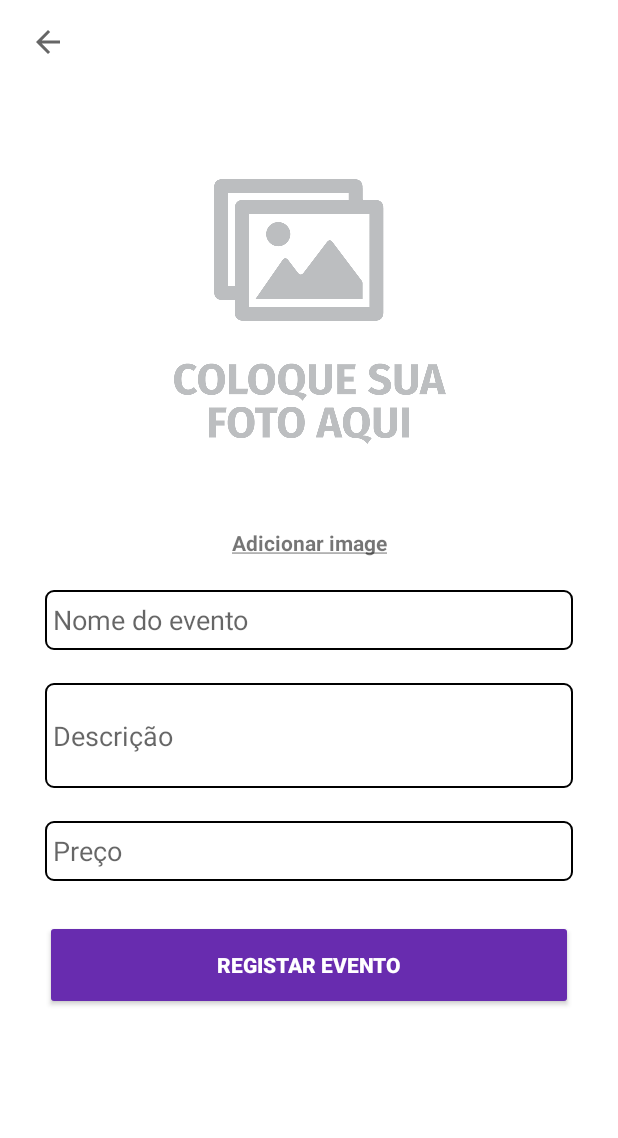
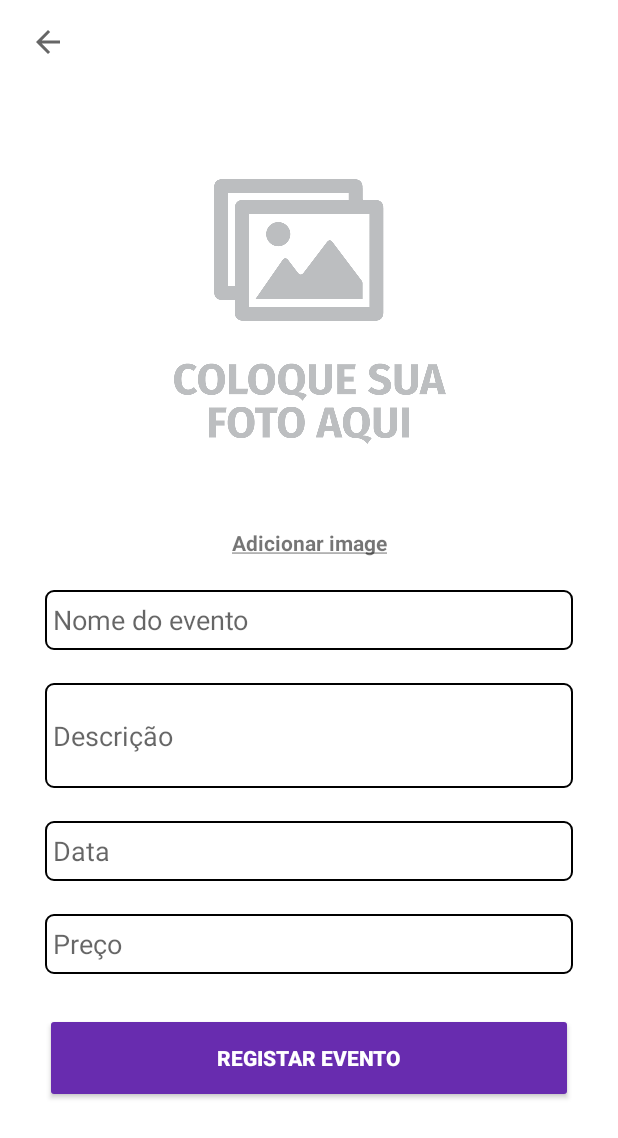
Before and after one commit to marcelodonato/desafioMblabs, an Android app: the screen it shows after launch once a user with an empty profile is signed in (RegisterEventActivity), after a tap on "Cadastre seu evento", on a phone screen of 412 x 824 dp. Shown: the top 1138 px of the screen. Run offline under Robolectric (Android 15) with nearby library versions, the phone set to English and light mode, and no system bars; our stand-ins replace Firebase (no records; nobody signed in at launch, a user with empty details on screens opened directly), data binding.

Commit message:
correção de bugs no layout

```diff
--- a/app/src/main/java/com/marcelodonato/desafiomblabs/common/model/MblabsEvents.kt
+++ b/app/src/main/java/com/marcelodonato/desafiomblabs/common/model/MblabsEvents.kt
@@ -7,5 +7,6 @@ data class MblabsEvents(
     val name: String = "",
     val desc: String = "",
     val price: Double = 0.0,
-    val uri: String = ""
+    val uri: String = "",
+    val date: String = ""
 ) : Serializable
--- a/app/src/main/java/com/marcelodonato/desafiomblabs/home/CustomDialogBuyTicket.kt
+++ b/app/src/main/java/com/marcelodonato/desafiomblabs/home/CustomDialogBuyTicket.kt
@@ -39,6 +39,7 @@ class CustomDialogBuyTicket(private val events: MblabsEvents) : DialogFragment()
     private fun setValuesTicket() {
 
         binding.tvNameEventTicket.text = events.name
+        binding.tvDateEventTicket.text = events.date
         binding.tvDescEventTicket.text = events.desc
         binding.tvPriceTicket.text = events.price.toString()
         binding.tvAddTicket.setOnClickListener {
--- a/app/src/main/java/com/marcelodonato/desafiomblabs/home/HomeActivity.kt
+++ b/app/src/main/java/com/marcelodonato/desafiomblabs/home/HomeActivity.kt
@@ -10,7 +10,6 @@ import com.google.firebase.database.DatabaseError
 import com.google.firebase.database.FirebaseDatabase
 import com.google.firebase.database.ValueEventListener
 import com.marcelodonato.desafiomblabs.R
-import com.marcelodonato.desafiomblabs.common.extension.toast
 import com.marcelodonato.desafiomblabs.common.model.MblabsEvents
 import com.marcelodonato.desafiomblabs.databinding.ActivityHomeBinding
 import com.marcelodonato.desafiomblabs.registerEvent.RegisterEventActivity
@@ -18,7 +17,6 @@ import com.marcelodonato.desafiomblabs.registerEvent.RegisterEventActivity
 class HomeActivity : AppCompatActivity() {
 
     private lateinit var binding: ActivityHomeBinding
-    private var list : MutableList<MblabsEvents>? = null
 
     override fun onCreate(savedInstanceState: Bundle?) {
         super.onCreate(savedInstanceState)
@@ -39,7 +37,7 @@ class HomeActivity : AppCompatActivity() {
 
     private fun setupRecycler(list: MutableList<MblabsEvents>) {
         binding.progressHome.visibility = View.VISIBLE
-        binding.rvHome.adapter = HomeAdapter(list) { item, _ ->
+        binding.rvHome.adapter = HomeAdapter(list.reversed().toMutableList()) { item, _ ->
             val dialog = CustomDialogBuyTicket(item)
             dialog.show(supportFragmentManager, dialog.tag)
         }
--- a/app/src/main/java/com/marcelodonato/desafiomblabs/home/HomeAdapter.kt
+++ b/app/src/main/java/com/marcelodonato/desafiomblabs/home/HomeAdapter.kt
@@ -33,6 +33,7 @@ class HomeAdapter(
 
         holder.binding.apply {
             tvNameEvent.text = eventList.name
+            tvDateEvent.text = eventList.date
             tvDescEvent.text = eventList.desc
             Glide.with(holder.binding.ivEvent).load(eventList.uri.toUri()).into(ivEvent)
             cvContainerEvent.setOnClickListener {
--- a/app/src/main/res/layout/activity_register_event.xml
+++ b/app/src/main/res/layout/activity_register_event.xml
@@ -62,6 +62,7 @@
                 style="@style/edit_text"
                 android:layout_marginTop="22dp"
                 android:hint="@string/register_event_name"
+                android:inputType="textCapSentences"
                 app:layout_constraintEnd_toEndOf="@id/guideline_end"
                 app:layout_constraintStart_toStartOf="@id/guideline_start"
                 app:layout_constraintTop_toBottomOf="@+id/tv_register_img" />
@@ -79,6 +80,16 @@
                 app:layout_constraintTop_toBottomOf="@+id/et_register_event_name" />
 
             <EditText
+                android:id="@+id/et_register_date"
+                style="@style/edit_text"
+                android:layout_marginTop="22dp"
+                android:hint="@string/register_date"
+                android:maxLength="10"
+                app:layout_constraintEnd_toEndOf="@id/guideline_end"
+                app:layout_constraintStart_toStartOf="@id/guideline_start"
+                app:layout_constraintTop_toBottomOf="@+id/et_register_event_desc" />
+
+            <EditText
                 android:id="@+id/et_register_event_price"
                 style="@style/edit_text"
                 android:layout_marginTop="22dp"
@@ -86,7 +97,7 @@
                 android:inputType="numberDecimal"
                 app:layout_constraintEnd_toEndOf="@id/guideline_end"
                 app:layout_constraintStart_toStartOf="@id/guideline_start"
-                app:layout_constraintTop_toBottomOf="@+id/et_register_event_desc" />
+                app:layout_constraintTop_toBottomOf="@+id/et_register_date" />
 
             <androidx.appcompat.widget.AppCompatButton
                 android:id="@+id/btn_register_event"
```
Also changed, not shown: app/src/main/java/com/marcelodonato/desafiomblabs/registerEvent/RegisterEventActivity.kt (+9 -4 lines), app/src/main/res/layout/dialog_buy_ticket.xml (+34 -17 lines), app/src/main/res/layout/event_item.xml (+15 -5 lines), app/src/main/res/values/strings.xml (+4 -3 lines).
